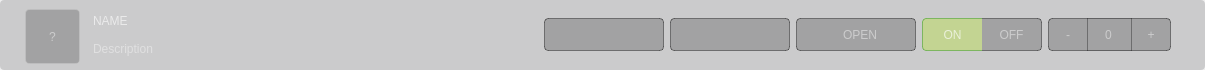
The window that src/ui/desing_files/settings.ui (lowg0d/cosmos-ground-station) describes before a commit, drawn with Qt 5.
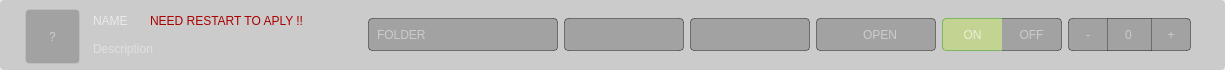
The same window after the commit. Icons and pictures are not drawn.

```diff
--- a/src/ui/desing_files/settings.ui
+++ b/src/ui/desing_files/settings.ui
@@ -6,7 +6,7 @@
    <rect>
     <x>0</x>
     <y>0</y>
-    <width>1205</width>
+    <width>1225</width>
     <height>70</height>
    </rect>
   </property>
@@ -210,25 +210,59 @@
              <number>0</number>
             </property>
             <item>
-             <widget class="QLabel" name="label_config_name">
-              <property name="styleSheet">
-               <string notr="true">QLabel{
+             <widget class="QFrame" name="frame_2">
+              <property name="frameShape">
+               <enum>QFrame::NoFrame</enum>
+              </property>
+              <property name="frameShadow">
+               <enum>QFrame::Raised</enum>
+              </property>
+              <layout class="QHBoxLayout" name="horizontalLayout_6">
+               <property name="leftMargin">
+                <number>0</number>
+               </property>
+               <property name="topMargin">
+                <number>0</number>
+               </property>
+               <property name="rightMargin">
+                <number>0</number>
+               </property>
+               <property name="bottomMargin">
+                <number>0</number>
+               </property>
+               <item>
+                <widget class="QLabel" name="label_config_name">
+                 <property name="styleSheet">
+                  <string notr="true">QLabel{
 	font: 600 15pt &quot;Video SemBd&quot;;
 	color: rgba(255, 255, 255, 0.6);
 	border:0;
 	background: rgba(0,0,0,0);
 }</string>
-              </property>
-              <property name="text">
-               <string>NAME</string>
-              </property>
+                 </property>
+                 <property name="text">
+                  <string>NAME</string>
+                 </property>
+                </widget>
+               </item>
+               <item>
+                <widget class="QLabel" name="restart">
+                 <property name="styleSheet">
+                  <string notr="true">color: rgb(170, 0, 0);</string>
+                 </property>
+                 <property name="text">
+                  <string>NEED RESTART TO APLY !!</string>
+                 </property>
+                </widget>
+               </item>
+              </layout>
              </widget>
             </item>
             <item>
              <widget class="QLabel" name="description_label">
               <property name="minimumSize">
                <size>
-                <width>400</width>
+                <width>200</width>
                 <height>0</height>
                </size>
               </property>
@@ -300,6 +334,47 @@
            </property>
           </spacer>
          </item>
+         <item>
+          <widget class="QPushButton" name="folder">
+           <property name="minimumSize">
+            <size>
+             <width>190</width>
+             <height>33</height>
+            </size>
+           </property>
+           <property name="maximumSize">
+            <size>
+             <width>190</width>
+             <height>33</height>
+            </size>
+           </property>
+           <property name="cursor">
+            <cursorShape>PointingHandCursor</cursorShape>
+           </property>
+           <property name="styleSheet">
+            <string notr="true">QPushButton {
+    font: 500 10.5pt &quot;Video Med&quot;;
+    padding-left: 8px;
+    border-radius: 4px;
+    color: rgba(255, 255, 255, 0.45);
+    border: 1px solid rgba(0, 0, 0, 0.4);
+    background-color: rgba(0, 0, 0, 0.2);
+    text-align: left;
+}
+
+QPushButton:hover {
+    background-color: rgba(0, 0, 0, 0.4);
+}
+
+QPushButton:pressed {
+    background-color: rgba(0, 0, 0, 0.5);
+}</string>
+           </property>
+           <property name="text">
+            <string>FOLDER</string>
+           </property>
+          </widget>
+         </item>
          <item>
           <widget class="QLineEdit" name="string">
            <property name="minimumSize">
```
Left out of the diff: 7 changed lines with no effect on the pictures.
